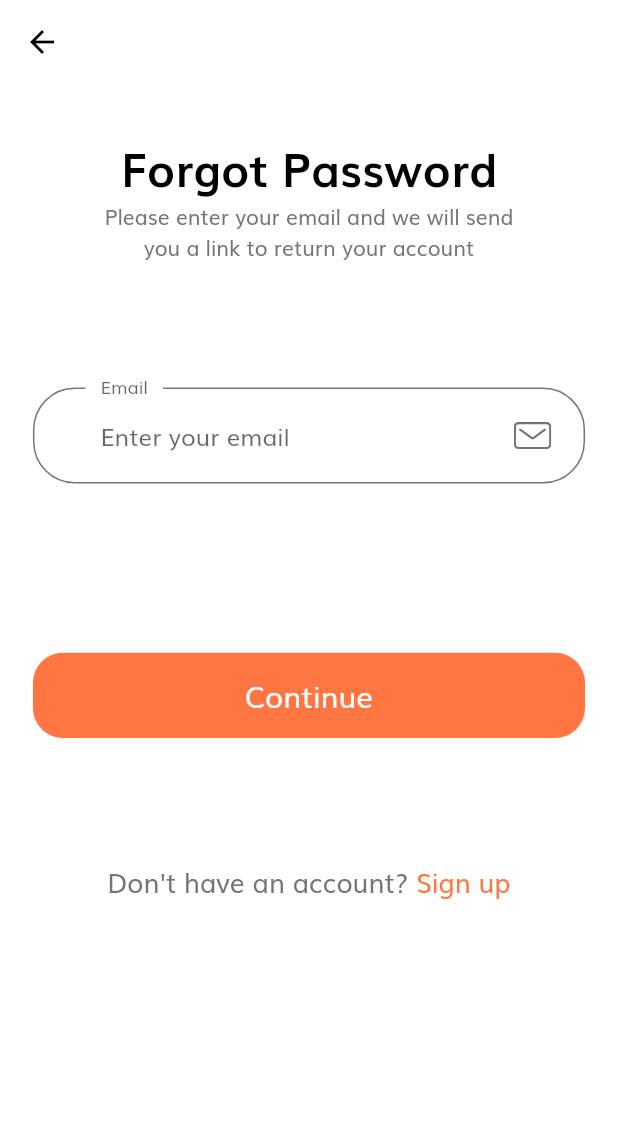
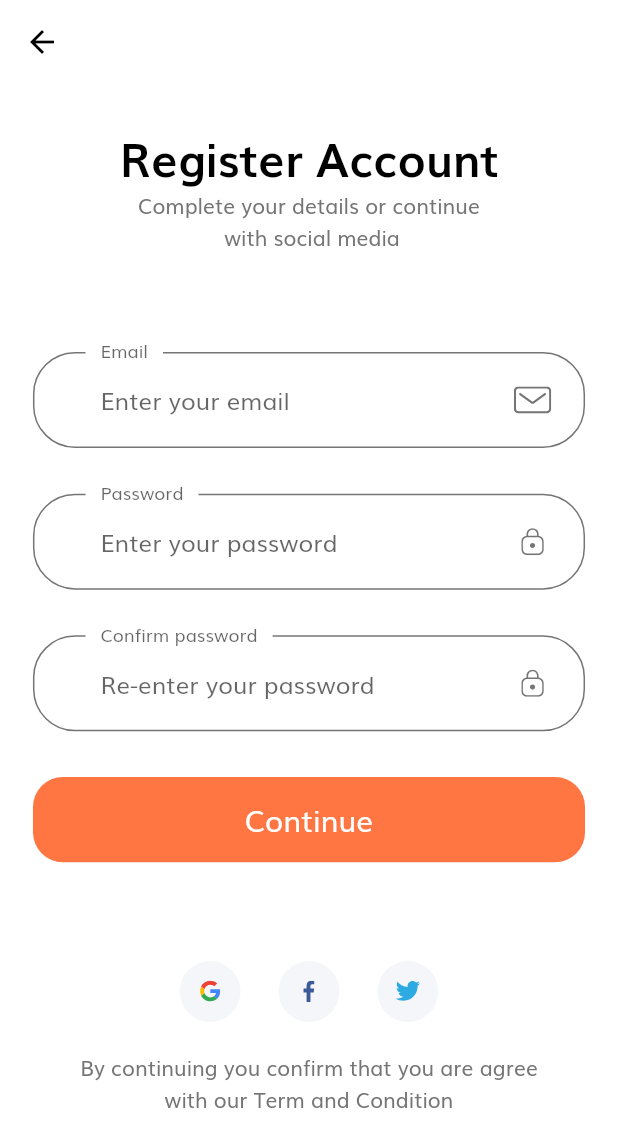
Before and after one commit to thechinh98/flutter_ecommerce_app, a Flutter app: the ForgotPasswordScreen screen opened by its route, after a tap on "Continue", after a tap on "Sign up", on a phone screen of 412 x 824 dp. Shown: the top 1147 px of the screen. Run offline on Flutter 3.47's test engine with Material 2 defaults, Android fonts, the phone set to English and light mode, and no system bars; our stand-ins replace flutter_svg.

Commit message:
Update sign up, complete profile & otp screens

```diff
--- a/lib/route.dart
+++ b/lib/route.dart
@@ -1,7 +1,10 @@
 import 'package:flutter/material.dart';
+import 'package:flutter_ecommerce_app/screens/complete_profile/complete_profile.dart';
 import 'package:flutter_ecommerce_app/screens/forgot_password/forgot_password_screen.dart';
 import 'package:flutter_ecommerce_app/screens/login_success/login_success_screen.dart';
+import 'package:flutter_ecommerce_app/screens/otp/otp_screen.dart';
 import 'package:flutter_ecommerce_app/screens/sign_in/sign_in_screen.dart';
+import 'package:flutter_ecommerce_app/screens/sign_up/sign_up_screen.dart';
 import 'package:flutter_ecommerce_app/screens/splash/splash_screen.dart';
 
 final Map<String, WidgetBuilder> routes = {
@@ -9,4 +12,7 @@ final Map<String, WidgetBuilder> routes = {
   SigninScreen.routeName: (context) => SigninScreen(),
   ForgotPasswordScreen.routeName: (context) => ForgotPasswordScreen(),
   LoginSuccessScreen.routeName: (context) => LoginSuccessScreen(),
+  SignUpScreen.routeName: (context) => SignUpScreen(),
+  CompleteProfileScreen.routeName: (context) => CompleteProfileScreen(),
+  OtpScreen.routeName: (context) => OtpScreen(),
 };
--- a/lib/screens/sign_in/components/no_account_text.dart
+++ b/lib/screens/sign_in/components/no_account_text.dart
@@ -1,5 +1,6 @@
 import 'package:flutter/material.dart';
 import 'package:flutter_ecommerce_app/screens/forgot_password/forgot_password_screen.dart';
+import 'package:flutter_ecommerce_app/screens/sign_up/sign_up_screen.dart';
 
 import '../../../constant.dart';
 import '../../../size_config.dart';
@@ -21,7 +22,7 @@ class NoAccountText extends StatelessWidget {
         ),
         GestureDetector(
           onTap: (){
-            Navigator.pushNamed(context, ForgotPasswordScreen.routeName);
+            Navigator.pushNamed(context, SignUpScreen.routeName);
           },
           child: Text(
             "Sign up",
--- /dev/null
+++ b/lib/screens/sign_up/components/body.dart
@@ -0,0 +1,45 @@
+import 'package:flutter/material.dart';
+import 'package:flutter_ecommerce_app/constant.dart';
+import 'package:flutter_ecommerce_app/screens/sign_in/components/custom_suffix_icon.dart';
+import 'package:flutter_ecommerce_app/screens/sign_in/components/social_card.dart';
+import 'package:flutter_ecommerce_app/screens/sign_up/components/sign_up_form.dart';
+import 'package:flutter_ecommerce_app/screens/splash/components/default_button.dart';
+
+import '../../../size_config.dart';
+
+class Body extends StatelessWidget {
+  @override
+  Widget build(BuildContext context) {
+    return SizedBox(
+      width: double.infinity,
+      child: Padding(
+        padding: EdgeInsets.symmetric(horizontal: getProportionateScreenWidth(20)),
+        child: SingleChildScrollView(
+          child: Column(
+            children: [
+              SizedBox(height: SizeConfig.screenHeight*0.03,),
+              Text("Register Account", style: headingStyle),
+              Text(
+                "Complete your details or continue\n with social media",
+                textAlign: TextAlign.center,
+              ),
+              SizedBox(height: SizeConfig.screenHeight*0.08,),
+              SignUpForm(),
+              SizedBox(height: SizeConfig.screenHeight*0.08,),
+              Row(
+                mainAxisAlignment: MainAxisAlignment.center,
+                children: [
+                  SocialCard(image: "assets/icons/google-icon.svg", press: () {}),
+                  SocialCard(image: "assets/icons/facebook-2.svg", press: () {}),
+                  SocialCard(image: "assets/icons/twitter.svg", press: () {}),
+                ],
+              ),
+              SizedBox(height: getProportionateScreenHeight(20)),
+              Text("By continuing you confirm that you are agree \nwith our Term and Condition", textAlign: TextAlign.center,),
+            ],
+          ),
+        ),
+      ),
+    );
+  }
+}
--- /dev/null
+++ b/lib/screens/sign_up/components/sign_up_form.dart
@@ -0,0 +1,152 @@
+import 'package:flutter/material.dart';
+import 'package:flutter_ecommerce_app/screens/complete_profile/complete_profile.dart';
+import 'package:flutter_ecommerce_app/screens/sign_in/components/custom_suffix_icon.dart';
+import 'package:flutter_ecommerce_app/screens/splash/components/default_button.dart';
+
+import '../../../constant.dart';
+import '../../../size_config.dart';
+
+class SignUpForm extends StatefulWidget {
+  @override
+  _SignUpFormState createState() => _SignUpFormState();
+}
+
+class _SignUpFormState extends State<SignUpForm> {
+  final _formKey = GlobalKey<FormState>();
+  String email;
+  String password;
+  String confirm_password;
+  List<String> errors = [];
+
+  @override
+  Widget build(BuildContext context) {
+    return Form(
+      key: _formKey,
+      child: Column(
+        children: [
+          buildEmailInputField(),
+          SizedBox(height: getProportionateScreenHeight(30),),
+          passwordInputField(),
+          SizedBox(height: getProportionateScreenHeight(30),),
+          confirmPasswordInputField(),
+          SizedBox(height: getProportionateScreenHeight(30),),
+          DefaultButton(
+            text: "Continue",
+            press: () {
+              if(_formKey.currentState.validate()){
+                // go to home page
+                _formKey.currentState.save();
+                Navigator.pushNamed(context, CompleteProfileScreen.routeName);
+              }
+            },
+          )
+        ],
+      ),
+    );
+  }
+
+  TextFormField buildEmailInputField() {
+    return TextFormField(
+      onSaved: (newValue) => email = newValue,
+      keyboardType: TextInputType.emailAddress,
+      onChanged: (value) {
+        if (value.isNotEmpty && errors.contains(kEmailNullError)) {
+          setState(() {
+            errors.remove(kEmailNullError);
+          });
+        } else if (emailValidatorRegExp.hasMatch(value) &&
+            errors.contains(kInvalidEmailError)) {
+          setState(() {
+            errors.remove(kInvalidEmailError);
+          });
+        }
+        return null;
+      },
+      validator: (value) {
+        if (value.isEmpty && !errors.contains(kEmailNullError)) {
+          setState(() {
+            errors.add(kEmailNullError);
+          });
+        } else if (!emailValidatorRegExp.hasMatch(value) &&
+            !errors.contains(kInvalidEmailError)) {
+          setState(() {
+            errors.add(kInvalidEmailError);
+          });
+        }
+        return null;
+      },
+      decoration: InputDecoration(
+        labelText: "Email",
+        hintText: "Enter your email",
+        floatingLabelBehavior: FloatingLabelBehavior.always,
+        suffixIcon: CustomSuffixIcon(icon: "assets/icons/Mail.svg"),
+      ),
+    );
+  }
+  TextFormField passwordInputField() {
+    return TextFormField(
+      onSaved: (newValue) => password = newValue,
+      obscureText: true,
+      onChanged: (value) {
+        if (!value.isEmpty && errors.contains(kPassNullError)) {
+          setState(() {
+            errors.remove(kPassNullError);
+          });
+        } else if (value.length >= 8 && errors.contains(kShortPassError)) {
+          setState(() {
+            errors.remove(kShortPassError);
+          });
+        }
+        return null;
+      },
+      validator: (value) {
+        if (value.isEmpty && !errors.contains(kPassNullError)) {
+          setState(() {
+            errors.add(kPassNullError);
+          });
+        } else if (value.length < 8 && !errors.contains(kShortPassError)) {
+          setState(() {
+            errors.add(kShortPassError);
+          });
+        }
+        return null;
+      },
+      decoration: InputDecoration(
+        labelText: "Password",
+        hintText: "Enter your password",
+        floatingLabelBehavior: FloatingLabelBehavior.always,
+        suffixIcon: CustomSuffixIcon(icon: "assets/icons/Lock.svg"),
+      ),
+    );
+  }
+  TextFormField confirmPasswordInputField() {
+    return TextFormField(
+      onSaved: (newValue) => confirm_password = newValue,
+      obscureText: true,
+      onChanged: (value) {
+        if (password == value) {
+          setState(() {
+            errors.remove(kMatchPassError);
+          });
+        }
+        return null;
+      },
+      validator: (value) {
+        if(value.isEmpty){
+          return '';
+        } else if (password != value){
+          setState(() {
+            errors.add(kMatchPassError);
+          });
+        }
+        return null;
+      },
+      decoration: InputDecoration(
+        labelText: "Confirm password",
+        hintText: "Re-enter your password",
+        floatingLabelBehavior: FloatingLabelBehavior.always,
+        suffixIcon: CustomSuffixIcon(icon: "assets/icons/Lock.svg"),
+      ),
+    );
+  }
+}
--- /dev/null
+++ b/lib/screens/sign_up/sign_up_screen.dart
@@ -0,0 +1,15 @@
+import 'package:flutter/material.dart';
+import 'package:flutter_ecommerce_app/screens/sign_up/components/body.dart';
+
+class SignUpScreen extends StatelessWidget {
+  static String routeName = "/sign_up";
+  @override
+  Widget build(BuildContext context) {
+    return Scaffold(
+      appBar: AppBar(
+        title: Text("Sign up"),
+      ),
+      body: Body(),
+    );
+  }
+}
```
Also changed, not shown: lib/screens/complete_profile/complete_profile.dart (added, +15 -0 lines), lib/screens/complete_profile/components/body.dart (added, +31 -0 lines), lib/screens/complete_profile/components/complete_profile_form.dart (added, +180 -0 lines), lib/screens/otp/components/body.dart (added, +67 -0 lines), lib/screens/otp/components/otp_form.dart (added, +121 -0 lines), lib/screens/otp/otp_screen.dart (added, +16 -0 lines).
